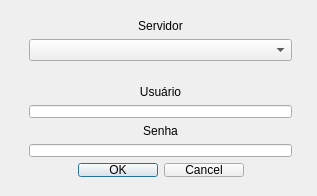
This is Resources/UI/LoginDialog.ui in Klubas/Projeto-SOAD as Qt 5 draws it before an edit. The edited form follows.
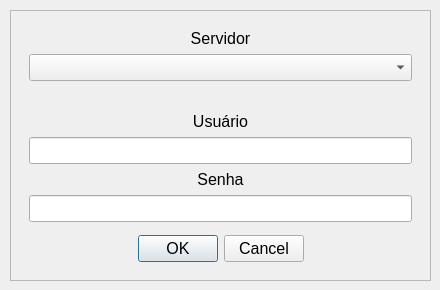
This is the edited form.

```diff
--- a/Resources/UI/LoginDialog.ui
+++ b/Resources/UI/LoginDialog.ui
@@ -6,28 +6,72 @@
    <rect>
     <x>0</x>
     <y>0</y>
-    <width>317</width>
-    <height>196</height>
+    <width>440</width>
+    <height>290</height>
    </rect>
   </property>
+  <property name="minimumSize">
+   <size>
+    <width>440</width>
+    <height>290</height>
+   </size>
+  </property>
+  <property name="maximumSize">
+   <size>
+    <width>440</width>
+    <height>290</height>
+   </size>
+  </property>
   <property name="windowTitle">
    <string>SOAD - Login</string>
   </property>
-  <widget class="QWidget" name="verticalLayoutWidget">
+  <widget class="QScrollArea" name="scrollArea">
    <property name="geometry">
     <rect>
-     <x>20</x>
+     <x>10</x>
      <y>10</y>
-     <width>281</width>
-     <height>176</height>
+     <width>421</width>
+     <height>271</height>
     </rect>
    </property>
-   <layout class="QVBoxLayout" name="verticalLayout">
+   <property name="widgetResizable">
+    <bool>true</bool>
+   </property>
+   <property name="alignment">
+    <set>Qt::AlignCenter</set>
+   </property>
+   <widget class="QWidget" name="scrollAreaWidgetContents">
+    <property name="geometry">
+     <rect>
+      <x>0</x>
+      <y>0</y>
+      <width>419</width>
+      <height>269</height>
+     </rect>
+    </property>
+    <property name="minimumSize">
+     <size>
+      <width>419</width>
+      <height>269</height>
+     </size>
+    </property>
+    <property name="maximumSize">
+     <size>
+      <width>419</width>
+      <height>269</height>
+     </size>
+    </property>
+    <layout class="QVBoxLayout" name="verticalLayout_2">
     <item>
      <widget class="QWidget" name="verticalWidget_servidor" native="true">
       <layout class="QVBoxLayout" name="verticalLayout_servidor">
        <item>
         <widget class="QLabel" name="label_servidor">
+          <property name="font">
+           <font>
+            <pointsize>12</pointsize>
+           </font>
+          </property>
          <property name="text">
           <string>Servidor</string>
          </property>
@@ -37,7 +81,13 @@
         </widget>
        </item>
        <item>
-        <widget class="QComboBox" name="comboBox_servidor"/>
+         <widget class="QComboBox" name="comboBox_servidor">
+          <property name="font">
+           <font>
+            <pointsize>12</pointsize>
+           </font>
+          </property>
+         </widget>
        </item>
       </layout>
      </widget>
@@ -60,6 +110,11 @@
        </item>
        <item>
         <widget class="QLabel" name="label_usuario">
+          <property name="font">
+           <font>
+            <pointsize>12</pointsize>
+           </font>
+          </property>
          <property name="text">
           <string>Usuário</string>
          </property>
@@ -69,10 +124,21 @@
         </widget>
        </item>
        <item>
-        <widget class="QLineEdit" name="lineEdit_usuario"/>
+         <widget class="QLineEdit" name="lineEdit_usuario">
+          <property name="font">
+           <font>
+            <pointsize>12</pointsize>
+           </font>
+          </property>
+         </widget>
        </item>
        <item>
         <widget class="QLabel" name="label_senha">
+          <property name="font">
+           <font>
+            <pointsize>12</pointsize>
+           </font>
+          </property>
          <property name="text">
           <string>Senha</string>
          </property>
@@ -83,6 +149,11 @@
        </item>
        <item>
         <widget class="QLineEdit" name="lineEdit_senha">
+          <property name="font">
+           <font>
+            <pointsize>12</pointsize>
+           </font>
+          </property>
          <property name="echoMode">
           <enum>QLineEdit::Password</enum>
          </property>
@@ -103,6 +174,11 @@
        </item>
        <item>
         <widget class="QDialogButtonBox" name="buttonBox">
+          <property name="font">
+           <font>
+            <pointsize>12</pointsize>
+           </font>
+          </property>
          <property name="orientation">
           <enum>Qt::Horizontal</enum>
          </property>
@@ -118,6 +194,7 @@
      </widget>
     </item>
    </layout>
+   </widget>
   </widget>
  </widget>
  <resources/>
```
Lines whose indentation alone changed are shown as unchanged.
